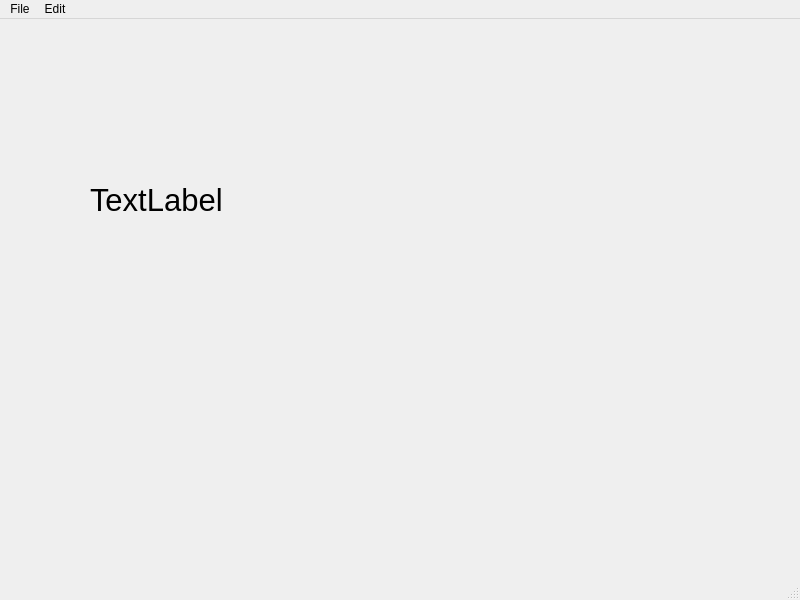
Old version of the form second_file.ui in the repository ppriyadarshini123/Qt-Designer-files.
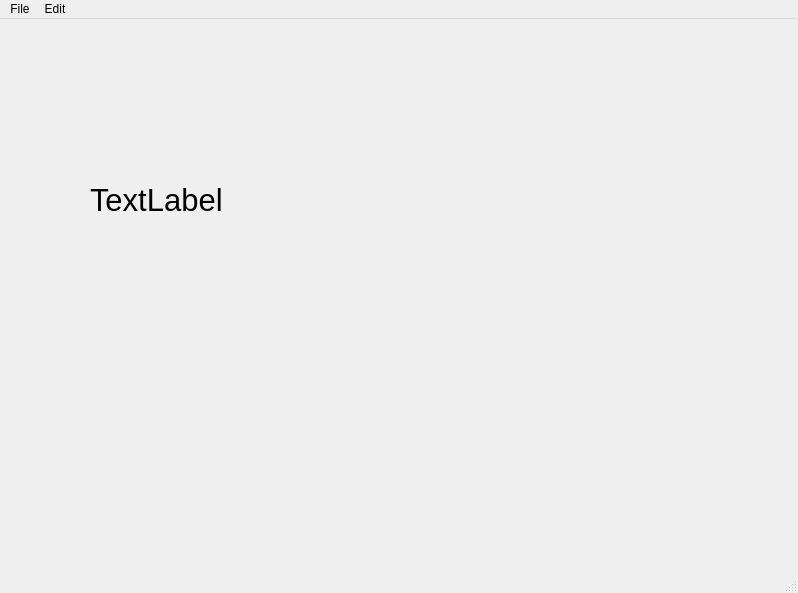
New version of the form.

Patch:
```diff
--- a/second_file.ui
+++ b/second_file.ui
@@ -6,8 +6,8 @@
    <rect>
     <x>0</x>
     <y>0</y>
-    <width>800</width>
-    <height>600</height>
+    <width>798</width>
+    <height>593</height>
    </rect>
   </property>
   <property name="windowTitle">
@@ -38,7 +38,7 @@
     <rect>
      <x>0</x>
      <y>0</y>
-     <width>800</width>
+     <width>798</width>
      <height>22</height>
     </rect>
    </property>
```
